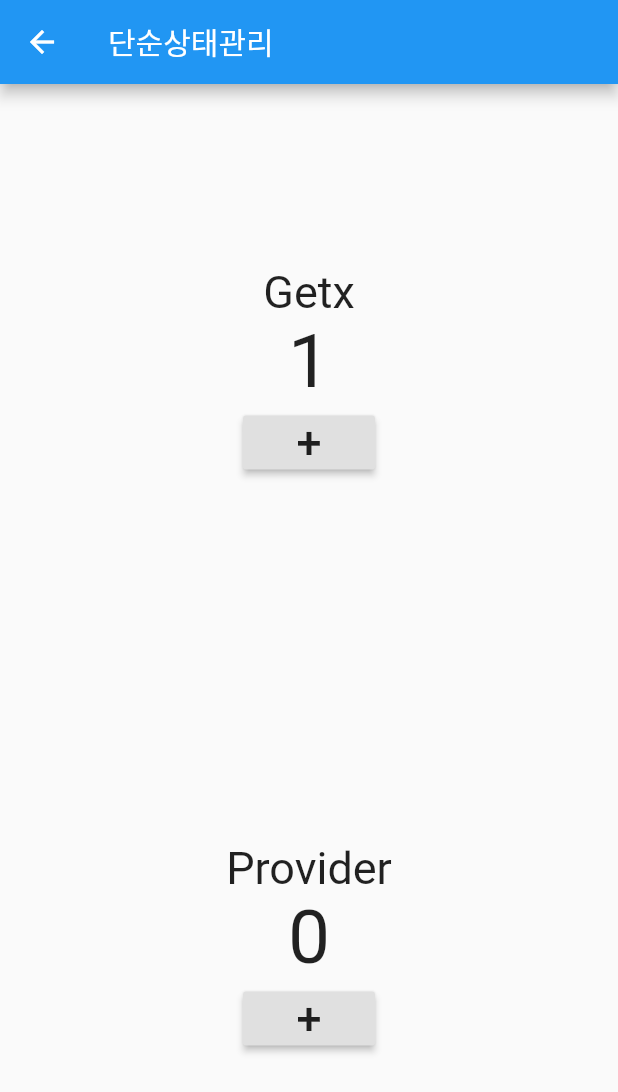
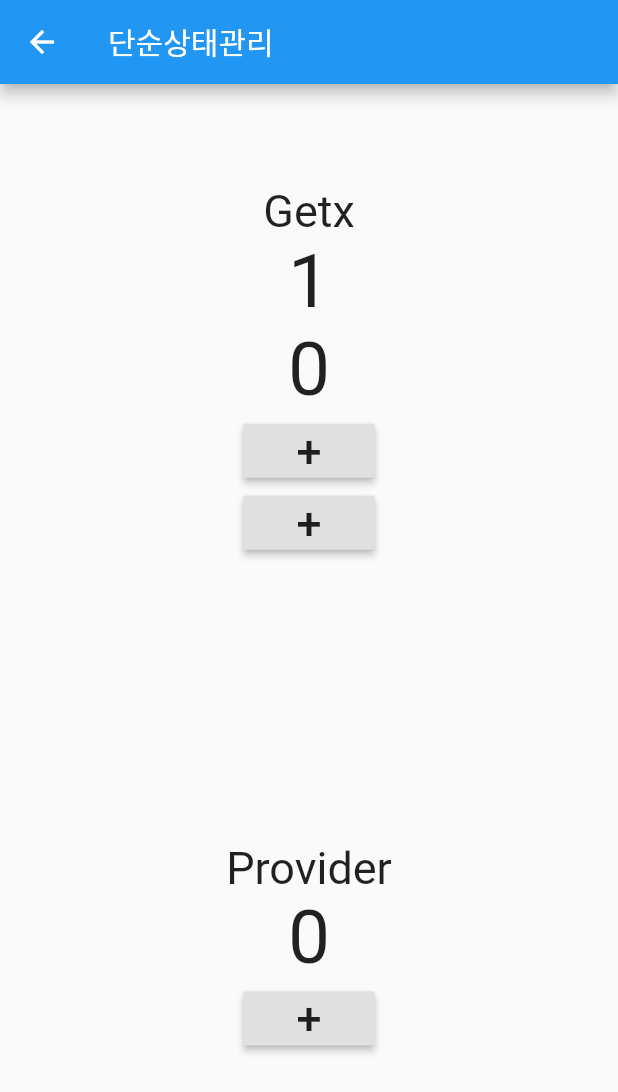
Before and after one commit to hunderboy/Flutter_GetX, a Flutter app: the SimpleStateManagePage screen opened directly, after a tap on an icon or button, on a phone screen of 412 x 824 dp. Shown: the top 1092 px of the screen. Run offline on Flutter 3.47's test engine with Material 2 defaults, Android fonts, the phone set to English and light mode, and no system bars; our stand-ins replace get.

Commit message:
id 부여 상태관리

```diff
--- a/lib/src/controller/count_controller_with_getx.dart
+++ b/lib/src/controller/count_controller_with_getx.dart
@@ -4,8 +4,8 @@ import 'package:get/get.dart';
 class CountCotrollerWithGetx extends GetxController {
   int count = 0;
 
-  void increase() {
+  void increase(String id) {
     count++;
-    update();
+    update([id]);
   }
 }
--- a/lib/src/pages/state/with_getx.dart
+++ b/lib/src/pages/state/with_getx.dart
@@ -16,11 +16,11 @@ class WithGetX extends StatelessWidget {
    * 함수 형태로 따로 빼서 작성할수 있기때문에 구분화 하기에 더 좋다.
    * provider에서는 불가능. statefull로 바꿔주거나 context를 전달해줘야함.
    */
-  Widget _button() {
+  Widget _button(String id) {
     return RaisedButton(
         child: Text("+", style: TextStyle(fontSize: 30),),
         onPressed: () {
-          _cotrollerWithGetx.increase();
+          _cotrollerWithGetx.increase(id);
         }
     );
   }
@@ -33,10 +33,17 @@ class WithGetX extends StatelessWidget {
         children: [
           Text("Getx", style: TextStyle(fontSize: 30),),
           GetBuilder<CountCotrollerWithGetx>(
+            id: "first",  // id 를 부여한 순간 부터 이것과 연결된것만 영향을 주거나 받을수있다.
             builder: (controller) {
               return Text("${controller.count}", style: TextStyle(fontSize: 50),);
           }),
-          _button(),
+          GetBuilder<CountCotrollerWithGetx>(
+              id: "second",
+              builder: (controller) {
+                return Text("${controller.count}", style: TextStyle(fontSize: 50),);
+              }),
+          _button("first"),
+          _button("second"),
         ],
       ),
     );
```
